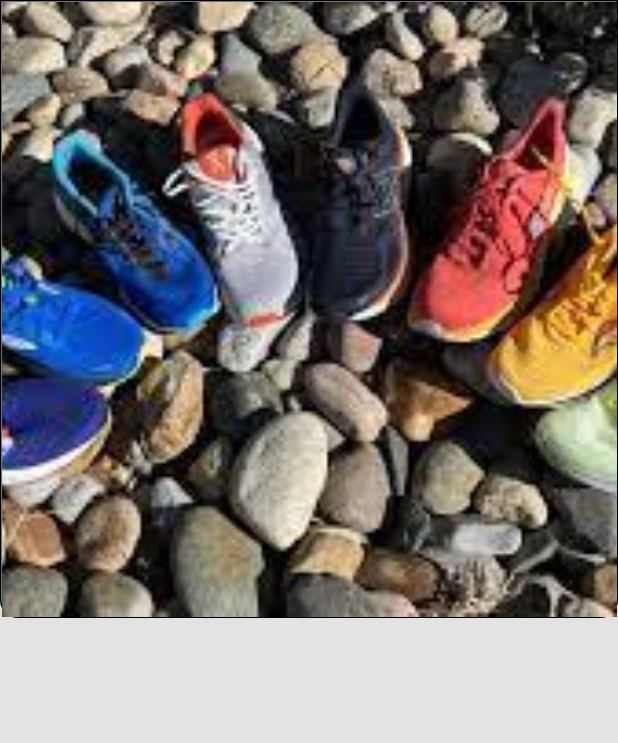
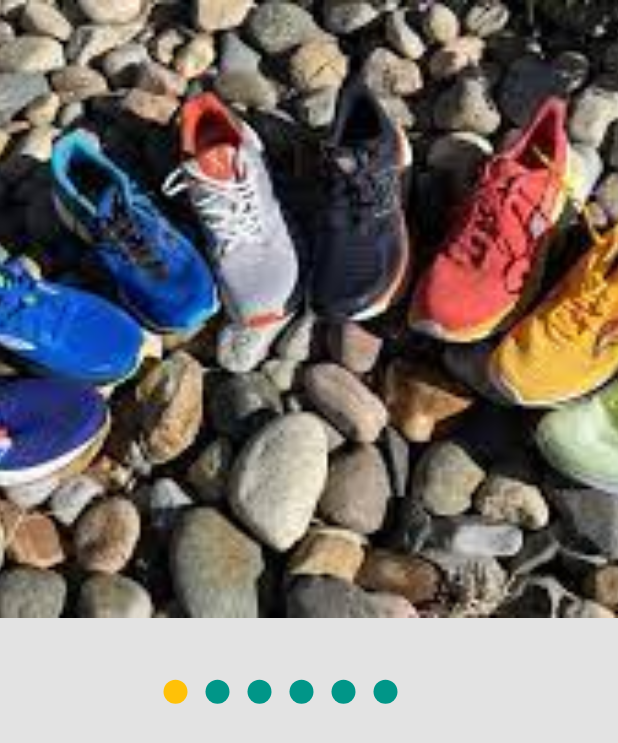
Before and after one commit to Sunny-india/ecommerce_dribbble, a Flutter app: the screen it shows after launch, on a phone screen of 412 x 824 dp. Shown: the top 743 px of the screen. Run offline on Flutter 3.47's test engine with Material 2 defaults, Android fonts, the light colour scheme and no system bars.

Commit message:
page view builder created

```diff
--- a/lib/product_detail_model_page.dart
+++ b/lib/product_detail_model_page.dart
@@ -1,4 +1,3 @@
-import 'package:flutter/cupertino.dart';
 import 'package:flutter/material.dart';
 
 import 'color_constants.dart';
@@ -19,6 +18,8 @@ class _ProductDetailModelPageState extends State<ProductDetailModelPage> {
     'assets/images/shoe2.jpeg',
     'assets/images/shoe3.webp'
   ];
+  int pageNumber = 0;
+  PageController pageController = PageController();
   @override
   Widget build(BuildContext context) {
     Size size = MediaQuery.sizeOf(context);
@@ -33,24 +34,52 @@ class _ProductDetailModelPageState extends State<ProductDetailModelPage> {
               child: Container(
                 height: size.height * .5,
                 width: size.width,
-                decoration: BoxDecoration(
-                    borderRadius: const BorderRadius.only(
-                      bottomLeft: Radius.circular(12),
-                      bottomRight: Radius.circular(12),
-                    ),
-                    border: Border.all(color: CupertinoColors.black)),
+                // decoration: BoxDecoration(
+                //     borderRadius: const BorderRadius.only(
+                //       bottomLeft: Radius.circular(12),
+                //       bottomRight: Radius.circular(12),
+                //     ),
+                //     border: Border.all(color: CupertinoColors.black)),
                 child: PageView.builder(
+                    scrollDirection: Axis.horizontal,
+                    controller: pageController,
                     itemCount: images.length,
+                    onPageChanged: (int changedPage) {
+                      setState(() {
+                        pageNumber = changedPage;
+                      });
+                    },
                     itemBuilder: (context, index) {
                       return Container(
                         child: Image(
                           image: AssetImage(
-                            images[index].toString(),
+                            images[index % images.length].toString(),
                           ),
                           fit: BoxFit.cover,
                         ),
                       );
                     }),
+              ),
+            ),
+            Positioned(
+              top: size.height * .55,
+              left: size.width * .25,
+              child: Row(
+                children: List.generate(images.length, (index) {
+                  return Padding(
+                    padding: const EdgeInsets.symmetric(horizontal: 6.0),
+                    child: InkWell(
+                      onTap: () {
+                        pageController.jumpToPage(index);
+                      },
+                      child: CircleAvatar(
+                        radius: 8,
+                        backgroundColor:
+                            pageNumber == index ? Colors.amber : Colors.teal,
+                      ),
+                    ),
+                  );
+                }),
               ),
             ),
           ],
```
